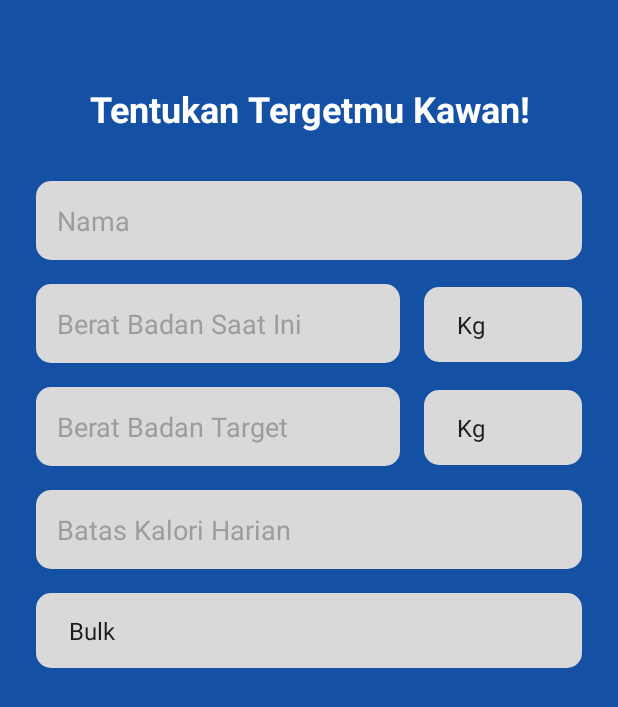
After one commit to Whyaziz/UTS-PPAPB-B2, an Android app: the GetStartedActivity screen opened directly, with no data from a screen before it, on a phone screen of 412 x 824 dp. The commit adds this screen. Shown: the top 707 px of the screen. Run offline under Robolectric (Android 15) with nearby library versions, the phone set to English and light mode, and no system bars.

Commit message:
feat : add splash,welcome,get started(setengah)

```diff
--- a/app/build.gradle
+++ b/app/build.gradle
@@ -47,4 +47,5 @@ dependencies {
     androidTestImplementation 'androidx.test.espresso:espresso-core:3.5.1'
 
     implementation 'com.github.Philjay:MPAndroidChart:v3.1.0'
+    implementation 'com.google.code.gson:gson:2.8.8'
 }
--- /dev/null
+++ b/app/src/main/java/com/android/leanlife/GetStartedActivity.kt
@@ -0,0 +1,52 @@
+package com.android.leanlife
+
+import android.R
+import androidx.appcompat.app.AppCompatActivity
+import android.os.Bundle
+import android.widget.ArrayAdapter
+import com.android.leanlife.databinding.ActivityGetStartedBinding
+
+class GetStartedActivity : AppCompatActivity() {
+
+    private lateinit var binding: ActivityGetStartedBinding
+
+    private val satuanBeratBadan = arrayOf(
+        "Kg",
+        "Pound"
+    )
+    private val goals = arrayOf(
+        "Bulk",
+        "Maintain",
+        "Cut"
+    )
+
+    override fun onCreate(savedInstanceState: Bundle?) {
+        super.onCreate(savedInstanceState)
+
+        binding = ActivityGetStartedBinding.inflate(layoutInflater)
+        setContentView(binding.root)
+
+        with(binding){
+
+            val adapterSatuan = ArrayAdapter(
+                this@GetStartedActivity,
+                R.layout.simple_spinner_item,
+                satuanBeratBadan)
+            val adapterGoals = ArrayAdapter(
+                this@GetStartedActivity,
+                R.layout.simple_spinner_item,
+                goals)
+
+            adapterSatuan.setDropDownViewResource(
+                com.google.android.material.R.layout.support_simple_spinner_dropdown_item)
+            adapterGoals.setDropDownViewResource(
+                com.google.android.material.R.layout.support_simple_spinner_dropdown_item)
+
+
+            spinnerSatuanBerat1.adapter = adapterSatuan
+            spinnerSatuanBerat2.adapter = adapterSatuan
+            spinnerGoals.adapter = adapterGoals
+
+        }
+    }
+}
--- /dev/null
+++ b/app/src/main/res/drawable/bg_button_blue.xml
@@ -0,0 +1,5 @@
+<?xml version="1.0" encoding="utf-8"?>
+<shape xmlns:android="http://schemas.android.com/apk/res/android">
+    <solid android:color="@color/dark_blue" /> <!-- Warna latar belakang -->
+    <corners android:radius="16dp" />  <!-- Radius sudut -->
+</shape>
--- /dev/null
+++ b/app/src/main/res/drawable/bg_button_yellow.xml
@@ -0,0 +1,5 @@
+<?xml version="1.0" encoding="utf-8"?>
+<shape xmlns:android="http://schemas.android.com/apk/res/android">
+    <solid android:color="@color/yellow" /> <!-- Warna latar belakang -->
+    <corners android:radius="16dp" />  <!-- Radius sudut -->
+</shape>
--- /dev/null
+++ b/app/src/main/res/drawable/bg_editext.xml
@@ -0,0 +1,5 @@
+<?xml version="1.0" encoding="utf-8"?>
+<shape xmlns:android="http://schemas.android.com/apk/res/android">
+    <solid android:color="#252733" /> <!-- Warna latar belakang -->
+    <corners android:radius="10dp" /> <!-- Radius sudut -->
+</shape>
--- /dev/null
+++ b/app/src/main/res/drawable/bg_spinner.xml
@@ -0,0 +1,5 @@
+<?xml version="1.0" encoding="utf-8"?>
+<shape xmlns:android="http://schemas.android.com/apk/res/android">
+    <solid android:color="@color/light_gray" /> <!-- Warna latar belakang -->
+    <corners android:radius="10dp" /> <!-- Radius sudut -->
+</shape>
--- /dev/null
+++ b/app/src/main/res/layout/activity_get_started.xml
@@ -0,0 +1,116 @@
+<?xml version="1.0" encoding="utf-8"?>
+<LinearLayout xmlns:android="http://schemas.android.com/apk/res/android"
+    xmlns:app="http://schemas.android.com/apk/res-auto"
+    xmlns:tools="http://schemas.android.com/tools"
+    android:layout_width="match_parent"
+    android:layout_height="match_parent"
+    android:orientation="vertical"
+    android:padding="24dp"
+    android:background="@color/blue"
+    tools:context=".GetStartedActivity">
+
+    <TextView
+        android:layout_width="match_parent"
+        android:layout_height="wrap_content"
+        android:textColor="@color/white"
+        android:layout_marginVertical="32dp"
+        android:textSize="24sp"
+        android:gravity="center"
+        android:textStyle="bold"
+        android:text="Tentukan Tergetmu Kawan!"/>
+
+    <EditText
+        android:layout_width="match_parent"
+        android:layout_height="wrap_content"
+        android:padding="14dp"
+        android:layout_marginBottom="16dp"
+        android:textColor="@color/black"
+        android:textColorHint="@color/gray"
+        android:background="@drawable/bg_spinner"
+        android:hint="Nama"
+        android:id="@+id/edt_nama"/>
+
+    <LinearLayout
+        android:layout_width="match_parent"
+        android:layout_height="wrap_content"
+        android:layout_marginBottom="16dp">
+
+        <EditText
+            android:layout_width="match_parent"
+            android:layout_height="wrap_content"
+            android:inputType="number"
+            android:hint="Berat Badan Saat Ini"
+            android:textColor="@color/black"
+            android:textColorHint="@color/gray"
+            android:padding="14dp"
+            android:background="@drawable/bg_spinner"
+            android:layout_weight="0.5"
+            android:id="@+id/edt_berat_sekarang"/>
+
+        <Spinner
+            android:layout_width="match_parent"
+            android:layout_height="wrap_content"
+            android:background="@drawable/bg_spinner"
+            android:layout_marginStart="16dp"
+            android:padding="14dp"
+            android:layout_weight="1"
+            android:id="@+id/spinner_satuan_berat_1"/>
+
+    </LinearLayout>
+    <LinearLayout
+        android:layout_width="match_parent"
+        android:layout_height="wrap_content"
+        android:layout_marginBottom="16dp">
+
+        <EditText
+            android:layout_width="match_parent"
+            android:layout_height="wrap_content"
+            android:inputType="number"
+            android:hint="Berat Badan Target"
+            android:textColor="@color/black"
+            android:textColorHint="@color/gray"
+            android:padding="14dp"
+            android:background="@drawable/bg_spinner"
+            android:layout_weight="0.5"
+            android:id="@+id/edt_berat_tujuan"/>
+
+        <Spinner
+            android:layout_width="match_parent"
+            android:layout_height="wrap_content"
+            android:background="@drawable/bg_spinner"
+            android:textColor="#ffffff"
+            android:layout_marginStart="16dp"
+            android:padding="14dp"
+            android:layout_weight="1"
+            android:id="@+id/spinner_satuan_berat_2"/>
+
+    </LinearLayout>
+    <EditText
+        android:layout_width="match_parent"
+        android:layout_height="wrap_content"
+        android:inputType="number"
+        android:padding="14dp"
+        android:layout_marginBottom="16dp"
+        android:textColor="@color/black"
+        android:textColorHint="@color/gray"
+        android:background="@drawable/bg_spinner"
+        android:hint="Batas Kalori Harian"
+        android:id="@+id/edt_kalori"/>
+
+    <LinearLayout
+        android:layout_width="match_parent"
+        android:layout_height="wrap_content"
+        android:layout_marginBottom="16dp">
+
+        <Spinner
+            android:layout_width="match_parent"
+            android:layout_height="wrap_content"
+            android:background="@drawable/bg_spinner"
+            android:textColor="#ffffff"
+            android:padding="14dp"
+            android:id="@+id/spinner_goals"/>
+
+    </LinearLayout>
+
+
+</LinearLayout>
--- a/app/src/main/res/layout/activity_home.xml
+++ b/app/src/main/res/layout/activity_home.xml
@@ -106,7 +106,7 @@
                         android:layout_width="wrap_content"
                         android:layout_height="wrap_content"
                         android:orientation="vertical"
-                        app:layout_constraintGuide_percent="0.4"/>
+                        app:layout_constraintGuide_begin="139dp" />
 
                     <LinearLayout
                         android:layout_width="0dp"
--- a/app/src/main/res/values/colors.xml
+++ b/app/src/main/res/values/colors.xml
@@ -9,4 +9,5 @@
     <color name="tertiary">#151724</color>
     <color name="primary">#252733</color>
     <color name="gray">#9C9DA0</color>
+    <color name="light_gray">#D9D9D9</color>
 </resources>
```
Also changed, not shown: app/src/main/AndroidManifest.xml (+11 -9 lines), app/src/main/java/com/android/leanlife/MainActivity.kt (deleted, +0 -11 lines), app/src/main/java/com/android/leanlife/SplashScreenActivity.kt (+20 -0 lines), app/src/main/java/com/android/leanlife/WelcomeActivity.kt (added, +26 -0 lines), app/src/main/res/layout/activity_main.xml (deleted, +0 -18 lines), app/src/main/res/layout/activity_welcome.xml (added, +46 -0 lines), app/src/main/res/layout/custom_spinner_item.xml (added, +12 -0 lines), app/src/main/res/drawable/welcome.png (added).
